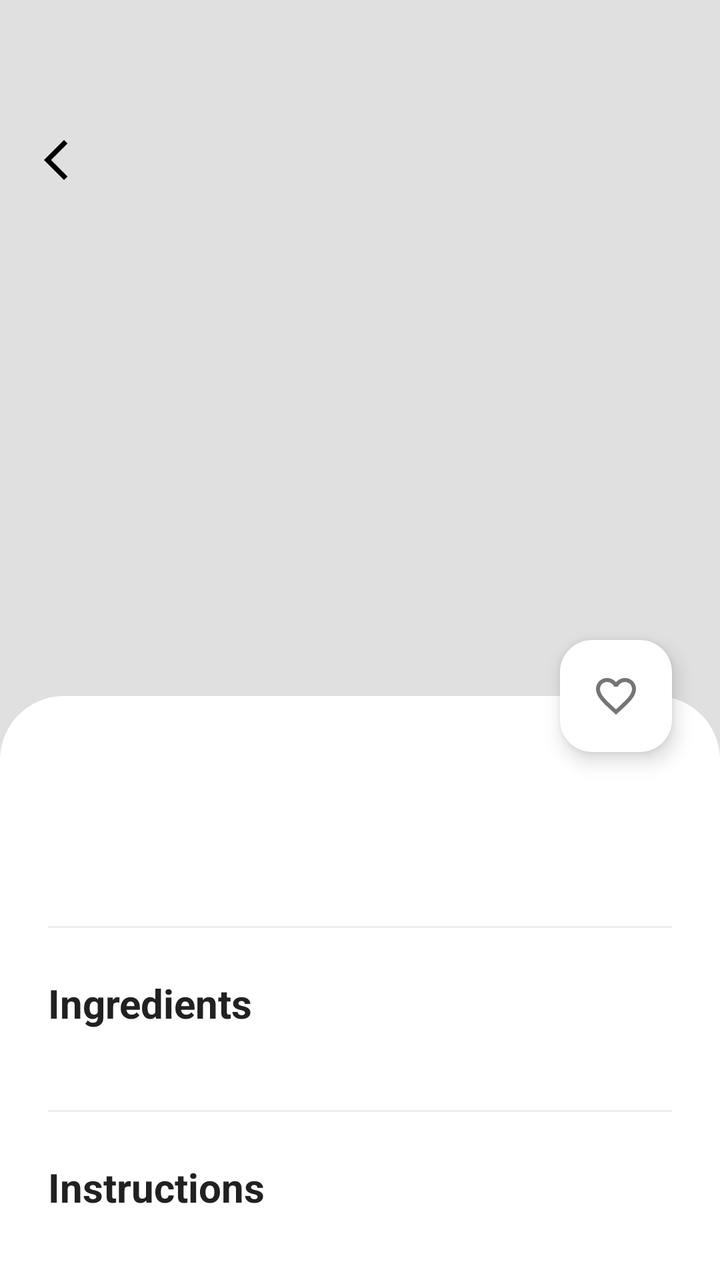
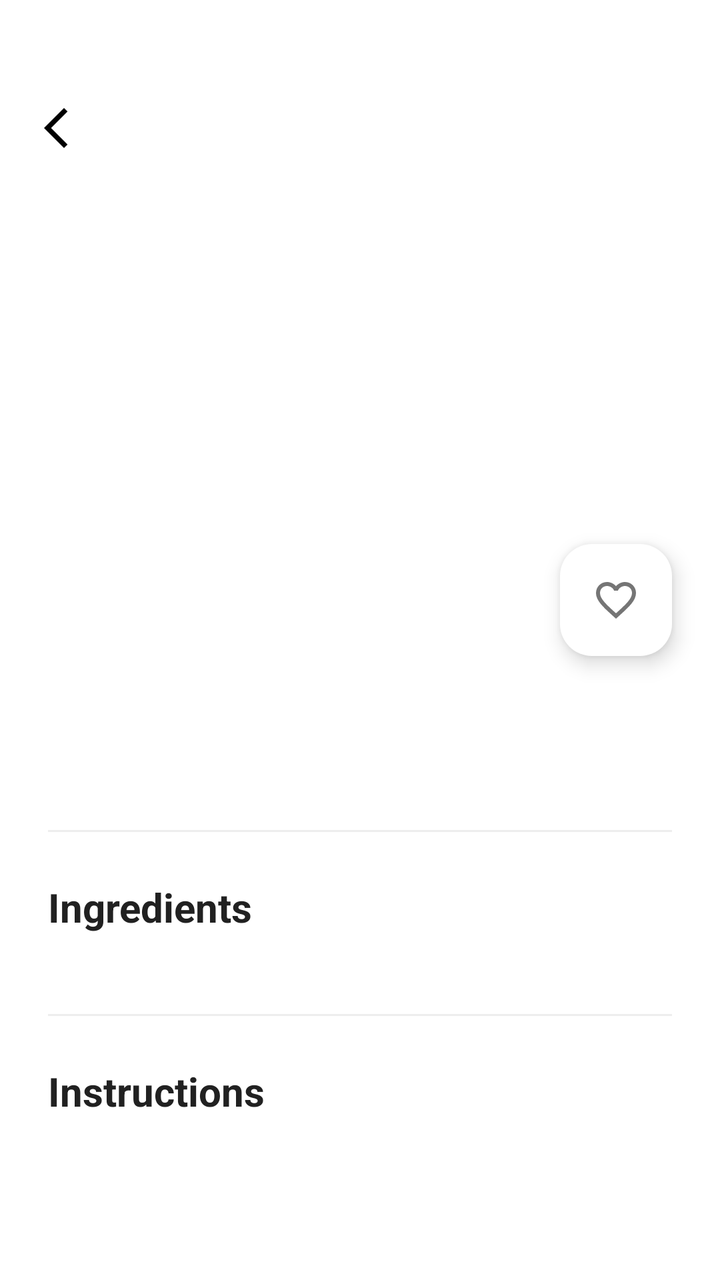

The first picture is an Android layout as it rendered before a commit; the second is the same layout after the commit. The layout source and the unified diff follow.
<!-- AndroidManifest.xml: application theme Theme.Recipick -->
<!-- res/layout/activity_recipe_details.xml -->
<?xml version="1.0" encoding="utf-8"?>
<androidx.coordinatorlayout.widget.CoordinatorLayout
    xmlns:android="http://schemas.android.com/apk/res/android"
    xmlns:app="http://schemas.android.com/apk/res-auto"
    android:layout_width="match_parent"
    android:layout_height="match_parent"
    android:background="#E0E0E0"
    android:paddingTop="48dp">

    <com.google.android.material.appbar.AppBarLayout
        android:id="@+id/appbar"
        android:layout_width="match_parent"
        android:layout_height="300dp"
        android:background="@android:color/transparent">

        <com.google.android.material.appbar.CollapsingToolbarLayout
            android:layout_width="match_parent"
            android:layout_height="match_parent"
            app:layout_scrollFlags="scroll|exitUntilCollapsed">

            
            <ImageView
                android:id="@+id/ivDetailImage"
                android:layout_width="match_parent"
                android:layout_height="match_parent"
                android:scaleType="centerCrop"
                app:layout_collapseMode="parallax" />

            <androidx.appcompat.widget.Toolbar
                android:id="@+id/toolbarDetails"
                android:layout_width="match_parent"
                android:layout_height="?attr/actionBarSize"
                app:layout_collapseMode="pin"
                app:navigationIcon="@drawable/ic_arrow_back" />

        </com.google.android.material.appbar.CollapsingToolbarLayout>
    </com.google.android.material.appbar.AppBarLayout>

    <androidx.core.widget.NestedScrollView
        android:layout_width="match_parent"
        android:layout_height="match_parent"
        android:background="@drawable/bg_bottom_sheet"
        app:layout_behavior="@string/appbar_scrolling_view_behavior">

        <LinearLayout
            android:layout_width="match_parent"
            android:layout_height="wrap_content"
            android:orientation="vertical"
            android:padding="24dp">

            <TextView
                android:id="@+id/tvDetailName"
                android:layout_width="match_parent"
                android:layout_height="wrap_content"
                android:textColor="#212121"
                android:textSize="28sp"
                android:textStyle="bold" />

            <TextView
                android:id="@+id/tvDetailDesc"
                android:layout_width="match_parent"
                android:layout_height="wrap_content"
                android:layout_marginTop="8dp"
                android:textColor="#757575"
                android:textSize="16sp" />

            <View
                android:layout_width="match_parent"
                android:layout_height="1dp"
                android:layout_marginVertical="24dp"
                android:background="#EEEEEE" />

            <TextView
                android:layout_width="wrap_content"
                android:layout_height="wrap_content"
                android:text="Ingredients"
                android:textColor="#212121"
                android:textSize="20sp"
                android:textStyle="bold"
                android:layout_marginBottom="16dp"/>

            <LinearLayout
                android:id="@+id/layoutIngredientsList"
                android:layout_width="match_parent"
                android:layout_height="wrap_content"
                android:orientation="vertical" />

            <View
                android:layout_width="match_parent"
                android:layout_height="1dp"
                android:layout_marginVertical="24dp"
                android:background="#EEEEEE" />

            <TextView
                android:layout_width="wrap_content"
                android:layout_height="wrap_content"
                android:text="Instructions"
                android:textColor="#212121"
                android:textSize="20sp"
                android:textStyle="bold"
                android:layout_marginBottom="16dp"/>

            <TextView
                android:id="@+id/tvDetailInstructions"
                android:layout_width="match_parent"
                android:layout_height="wrap_content"
                android:textColor="#424242"
                android:textSize="16sp"
                android:lineSpacingExtra="8dp" />

        </LinearLayout>
    </androidx.core.widget.NestedScrollView>

    <com.google.android.material.floatingactionbutton.FloatingActionButton
        android:id="@+id/fabDetailFavorite"
        android:layout_width="wrap_content"
        android:layout_height="wrap_content"
        android:layout_marginEnd="24dp"
        android:src="@drawable/baseline_favorite_border_24"
        app:backgroundTint="#FFFFFF"
        app:tint="#757575"
        app:layout_anchor="@id/appbar"
        app:layout_anchorGravity="bottom|end" />

</androidx.coordinatorlayout.widget.CoordinatorLayout>
<!-- resources referenced by this layout -->
<resources>
  <!-- drawable baseline_favorite_border_24 (drawable) -->
  <vector xmlns:android="http://schemas.android.com/apk/res/android" android:height="24dp" android:tint="#000000" android:viewportHeight="24" android:viewportWidth="24" android:width="24dp">
        
      <path android:fillColor="@android:color/white" android:pathData="M16.5,3c-1.74,0 -3.41,0.81 -4.5,2.09C10.91,3.81 9.24,3 7.5,3 4.42,3 2,5.42 2,8.5c0,3.78 3.4,6.86 8.55,11.54L12,21.35l1.45,-1.32C18.6,15.36 22,12.28 22,8.5 22,5.42 19.58,3 16.5,3zM12.1,18.55l-0.1,0.1 -0.1,-0.1C7.14,14.24 4,11.39 4,8.5 4,6.5 5.5,5 7.5,5c1.54,0 3.04,0.99 3.57,2.36h1.87C13.46,5.99 14.96,5 16.5,5c2,0 3.5,1.5 3.5,3.5 0,2.89 -3.14,5.74 -7.9,10.05z"/>
      
  </vector>
  <!-- drawable bg_bottom_sheet (drawable) -->
  <?xml version="1.0" encoding="utf-8"?>
  <shape xmlns:android="http://schemas.android.com/apk/res/android">
      <solid android:color="#FFFFFF" />
      <corners android:topLeftRadius="32dp" android:topRightRadius="32dp" />
  </shape>
  <!-- drawable ic_arrow_back (drawable) -->
  <vector xmlns:android="http://schemas.android.com/apk/res/android" android:height="24dp" android:tint="#000000" android:viewportHeight="24" android:viewportWidth="24" android:width="24dp">
        
      <path android:fillColor="@android:color/white" android:pathData="M17.77,3.77l-1.77,-1.77l-10,10l10,10l1.77,-1.77l-8.23,-8.23z"/>
      
  </vector>
  <style name="Theme.Recipick" parent="Base.Theme.Recipick" />
  <style name="Base.Theme.Recipick" parent="Theme.Material3.DayNight.NoActionBar">
  
          <item name="android:statusBarColor">?attr/colorSurface</item>
          <item name="android:windowLightStatusBar">true</item>
  
      </style>
</resources>

<!-- the commit's change to res/layout/activity_recipe_details.xml (unified diff, before → after) -->
@@ -4,8 +4,7 @@
     xmlns:app="http://schemas.android.com/apk/res-auto"
     android:layout_width="match_parent"
     android:layout_height="match_parent"
-    android:background="#E0E0E0"
-    android:paddingTop="48dp">
+    android:background="#FFFFFF">
 
     <com.google.android.material.appbar.AppBarLayout
         android:id="@+id/appbar"
@@ -16,7 +15,8 @@
         <com.google.android.material.appbar.CollapsingToolbarLayout
             android:layout_width="match_parent"
             android:layout_height="match_parent"
-            app:layout_scrollFlags="scroll|exitUntilCollapsed">
+            app:contentScrim="@android:color/transparent"
+            app:layout_scrollFlags="scroll">
 
             
             <ImageView
@@ -30,6 +30,7 @@
                 android:id="@+id/toolbarDetails"
                 android:layout_width="match_parent"
                 android:layout_height="?attr/actionBarSize"
+                android:layout_marginTop="32dp"
                 app:layout_collapseMode="pin"
                 app:navigationIcon="@drawable/ic_arrow_back" />
 
